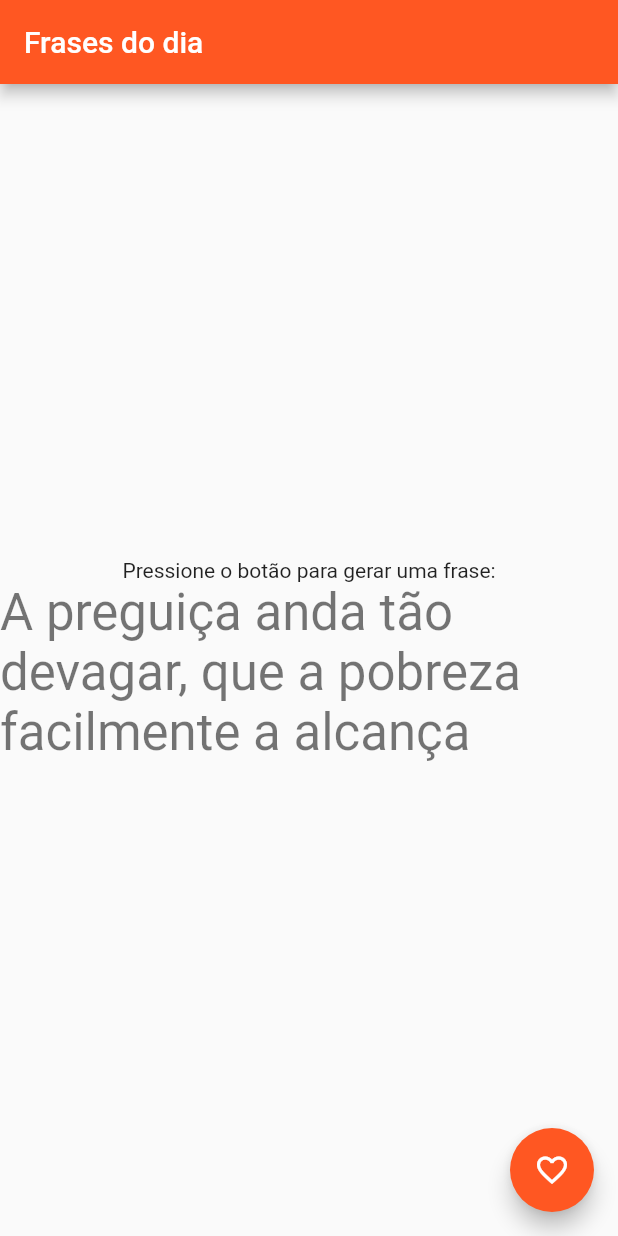
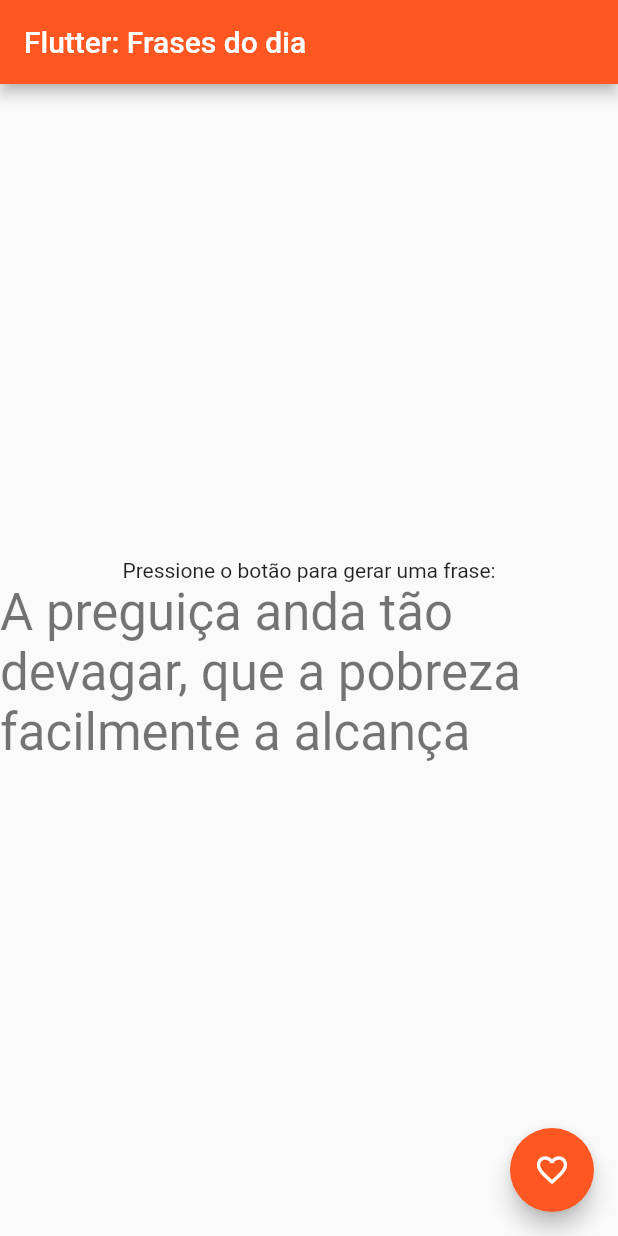
Before and after one commit to rodrigoalien/primeiro_app_flutter, a Flutter app: the screen it shows after launch, on a phone screen of 412 x 824 dp. Run offline on Flutter 3.47's test engine with Material 2 defaults, Android fonts, the phone set to English and light mode, and no system bars.

Commit message:
Update main.dart

```diff
--- a/lib/main.dart
+++ b/lib/main.dart
@@ -22,7 +22,7 @@ class MyApp extends StatelessWidget {
         // is not restarted.
         primarySwatch: Colors.deepOrange,
       ),
-      home: MyHomePage(title: 'Frases do dia'),
+      home: MyHomePage(title: 'Flutter: Frases do dia'),
     );
   }
 }
```
